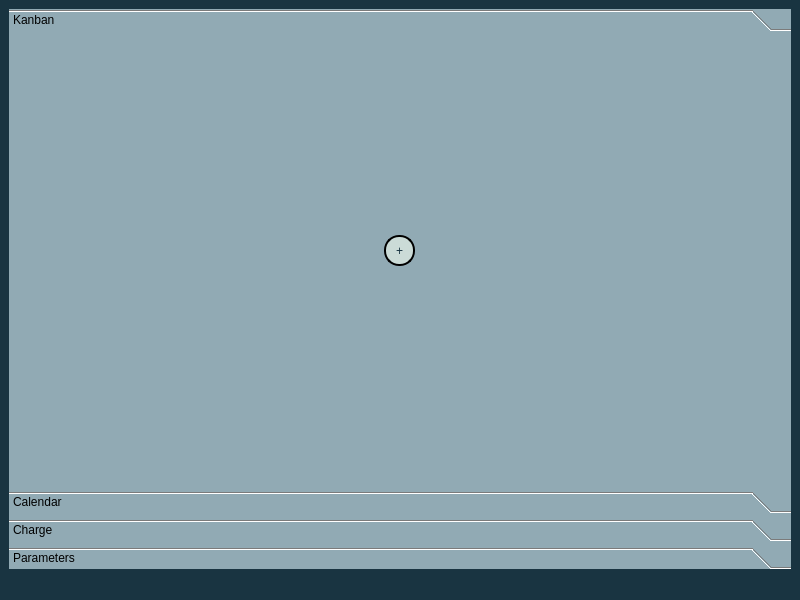
Above: mainwindow.ui from MaximeAeva/TheEfficientGuy before the change. Below: the same form after it.
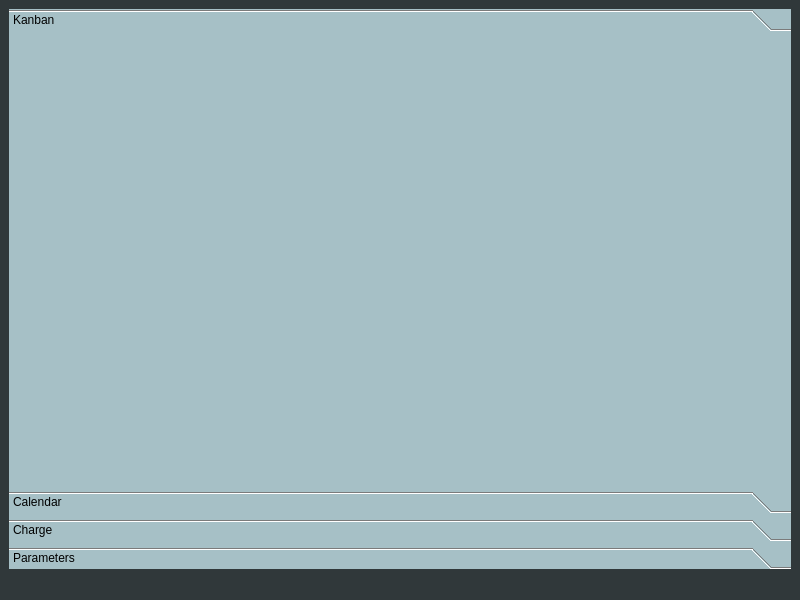
That is the form after the change.

Diff of the .ui file:
```diff
--- a/mainwindow.ui
+++ b/mainwindow.ui
@@ -14,14 +14,14 @@
    <string>MainWindow</string>
   </property>
   <property name="styleSheet">
-   <string notr="true">background-color: rgb(25, 52, 65);</string>
+   <string notr="true">background-color: rgb(48, 56, 58);</string>
   </property>
   <widget class="QWidget" name="centralwidget">
    <layout class="QHBoxLayout" name="horizontalLayout">
     <item>
      <widget class="QToolBox" name="toolBox">
       <property name="styleSheet">
-       <string notr="true">background-color: rgb(145, 170, 180);</string>
+       <string notr="true">background-color: rgb(166, 192, 198);</string>
       </property>
       <property name="currentIndex">
        <number>0</number>
@@ -38,51 +38,6 @@
        <attribute name="label">
         <string>Kanban</string>
        </attribute>
-       <widget class="QPushButton" name="adder">
-        <property name="geometry">
-         <rect>
-          <x>375</x>
-          <y>198</y>
-          <width>31</width>
-          <height>31</height>
-         </rect>
-        </property>
-        <property name="sizePolicy">
-         <sizepolicy hsizetype="Fixed" vsizetype="Fixed">
-          <horstretch>0</horstretch>
-          <verstretch>0</verstretch>
-         </sizepolicy>
-        </property>
-        <property name="styleSheet">
-         <string notr="true">QPushButton{
-font: 87 14pt &quot;Arial Black&quot;;
-border-color: rgb(25, 52, 65);
-color: rgb(25, 52, 65);
-background-color: rgb(203, 219, 215);
-border : 2px solid;
-border-radius : 15px;
-height : 1em;
-width : 1em;
-}
-
-QPushButton:hover{
-	background-color: rgb(25, 52, 65);
-	color: rgb(203, 219, 215);
-	border-color: rgb(203, 219, 215);
-}
-
-QPushButton:pressed{
-	background-color: rgb(203, 219, 215);
-	color: rgb(25, 52, 65);
-	border-color: rgb(25, 52, 65);
-}
-
-</string>
-        </property>
-        <property name="text">
-         <string>+</string>
-        </property>
-       </widget>
       </widget>
       <widget class="QWidget" name="page_2">
        <property name="geometry">
```
